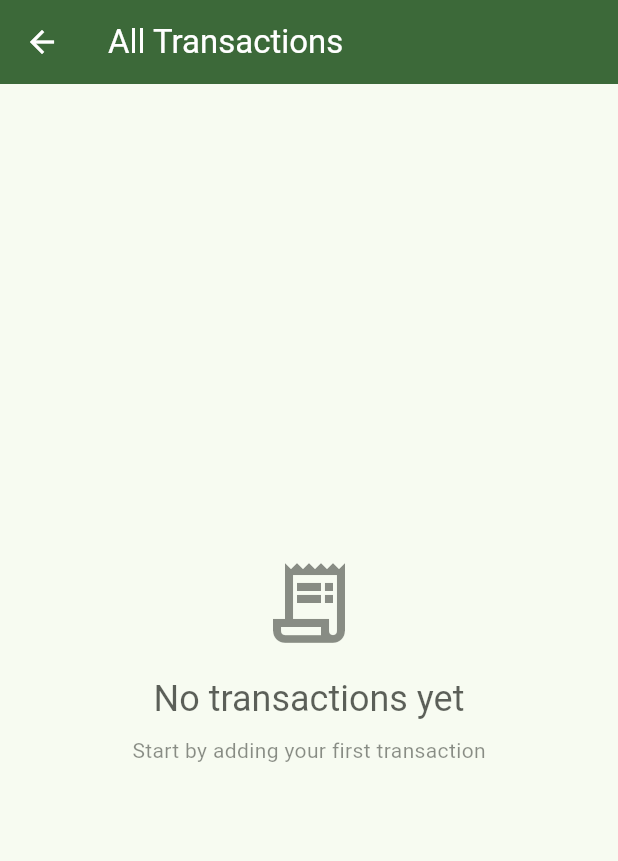
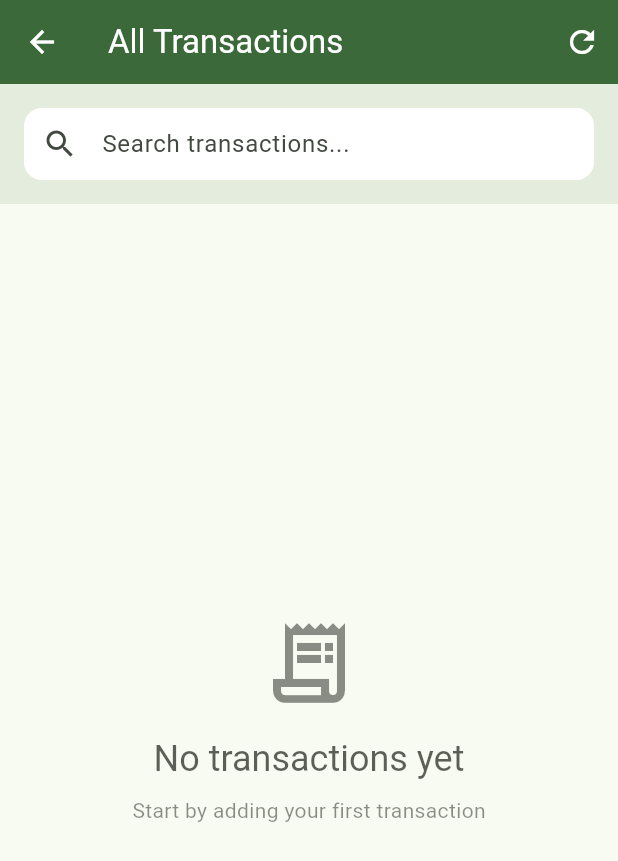
Before and after one commit to A-radman9/money_manager, a Flutter app: the TransactionsScreen screen opened directly, on a phone screen of 412 x 824 dp. Shown: the top 861 px of the screen. Run offline on Flutter 3.47's test engine with Material 3 defaults, Android fonts, the phone set to English and light mode, and no system bars; our stand-ins replace dartz, equatable, fl_chart, flutter_bloc, sqflite; accounts and stored records are empty.

Commit message:
feat: Add comprehensive search functionality to transactions screen
- Add search field at the top of transactions screen with modern design
- Implement real-time filtering as user types in search field
- Search across multiple transaction fields:
  * Transaction description (case-insensitive)
  * Transaction amount
  * Transaction notes
  * Transaction date (formatted)
- Add clear search button (X) when search query is active
- Implement smart empty states:
  * Show 'No transactions found' when search yields no results
  * Show 'No transactions yet' when no transactions exist
  * Include helpful messages and clear search button
- Add visual feedback with search and clear icons
- Maintain all existing functionality (edit/delete) while filtering
- Responsive design with proper spacing and colors
- Real-time updates - search results update instantly as user types

Search functionality features:
✅ Real-time search across all transaction data
✅ Case-insensitive search for better user experience
✅ Search by description, amount, notes, and date
✅ Clear search functionality with visual feedback
✅ Smart empty states with helpful messages
✅ Maintains edit/delete functionality on filtered results
✅ Modern UI design with proper spacing and colors
✅ Instant results - no need to press enter or search button

```diff
--- a/lib/presentation/views/transaction/transactions_screen.dart
+++ b/lib/presentation/views/transaction/transactions_screen.dart
@@ -15,10 +15,24 @@ class TransactionsScreen extends StatefulWidget {
 }
 
 class _TransactionsScreenState extends State<TransactionsScreen> {
+  final TextEditingController _searchController = TextEditingController();
+  String _searchQuery = '';
+
   @override
   void initState() {
     super.initState();
     context.read<TransactionCubit>().loadTransactions();
+    _searchController.addListener(() {
+      setState(() {
+        _searchQuery = _searchController.text.toLowerCase();
+      });
+    });
+  }
+
+  @override
+  void dispose() {
+    _searchController.dispose();
+    super.dispose();
   }
 
   @override
@@ -31,8 +45,50 @@ class _TransactionsScreenState extends State<TransactionsScreen> {
         backgroundColor: theme.primaryColor,
         foregroundColor: Colors.white,
         elevation: 0,
+        actions: [
+          IconButton(
+            icon: const Icon(Icons.refresh),
+            onPressed: () {
+              context.read<TransactionCubit>().loadTransactions();
+            },
           ),
-      body: BlocListener<TransactionCubit, TransactionState>(
+        ],
+      ),
+      body: Column(
+        children: [
+          // Search Field
+          Container(
+            padding: const EdgeInsets.all(16.0),
+            color: theme.primaryColor.withOpacity(0.1),
+            child: TextField(
+              controller: _searchController,
+              decoration: InputDecoration(
+                hintText: 'Search transactions...',
+                prefixIcon: const Icon(Icons.search),
+                suffixIcon: _searchQuery.isNotEmpty
+                  ? IconButton(
+                      icon: const Icon(Icons.clear),
+                      onPressed: () {
+                        _searchController.clear();
+                      },
+                    )
+                  : null,
+                border: OutlineInputBorder(
+                  borderRadius: BorderRadius.circular(12.0),
+                  borderSide: BorderSide.none,
+                ),
+                filled: true,
+                fillColor: Colors.white,
+                contentPadding: const EdgeInsets.symmetric(
+                  horizontal: 16.0,
+                  vertical: 12.0,
+                ),
+              ),
+            ),
+          ),
+          // Transactions List
+          Expanded(
+            child: BlocListener<TransactionCubit, TransactionState>(
               listener: (context, state) {
                 if (state is TransactionUpdated) {
                   ScaffoldMessenger.of(context).showSnackBar(
@@ -132,18 +188,7 @@ class _TransactionsScreenState extends State<TransactionsScreen> {
               onRefresh: () async {
                 context.read<TransactionCubit>().loadTransactions();
               },
-              child: ListView.builder(
-                padding: const EdgeInsets.all(16),
-                itemCount: state.transactions.length,
-                itemBuilder: (context, index) {
-                  final transaction = state.transactions[index];
-                  return _TransactionListItem(
-                    transaction: transaction,
-                    onTap: () => _navigateToEditTransaction(transaction),
-                    onDelete: () => _showDeleteDialog(transaction),
-                  );
-                },
-              ),
+              child: _buildFilteredTransactionsList(state.transactions),
             );
           }
 
@@ -151,6 +196,78 @@ class _TransactionsScreenState extends State<TransactionsScreen> {
                 },
               ),
             ),
+          ),
+        ],
+      ),
+    );
+  }
+
+  Widget _buildFilteredTransactionsList(List<Transaction> transactions) {
+    // Filter transactions based on search query
+    final filteredTransactions = transactions.where((transaction) {
+      if (_searchQuery.isEmpty) return true;
+
+      return transaction.description.toLowerCase().contains(_searchQuery) ||
+             transaction.amount.toString().contains(_searchQuery) ||
+             (transaction.notes?.toLowerCase().contains(_searchQuery) ?? false) ||
+             date_utils.DateUtils.formatDate(transaction.date).toLowerCase().contains(_searchQuery);
+    }).toList();
+
+    if (filteredTransactions.isEmpty) {
+      return Center(
+        child: Column(
+          mainAxisAlignment: MainAxisAlignment.center,
+          children: [
+            Icon(
+              _searchQuery.isNotEmpty ? Icons.search_off : Icons.receipt_long,
+              size: 64,
+              color: Theme.of(context).colorScheme.onSurface.withOpacity(0.5),
+            ),
+            const SizedBox(height: 16),
+            Text(
+              _searchQuery.isNotEmpty
+                ? 'No transactions found for "$_searchQuery"'
+                : 'No transactions yet',
+              style: Theme.of(context).textTheme.headlineSmall?.copyWith(
+                color: Theme.of(context).colorScheme.onSurface.withOpacity(0.7),
+              ),
+              textAlign: TextAlign.center,
+            ),
+            const SizedBox(height: 8),
+            Text(
+              _searchQuery.isNotEmpty
+                ? 'Try adjusting your search terms'
+                : 'Add your first transaction to get started',
+              style: Theme.of(context).textTheme.bodyMedium?.copyWith(
+                color: Theme.of(context).colorScheme.onSurface.withOpacity(0.5),
+              ),
+              textAlign: TextAlign.center,
+            ),
+            if (_searchQuery.isNotEmpty) ...[
+              const SizedBox(height: 16),
+              ElevatedButton(
+                onPressed: () {
+                  _searchController.clear();
+                },
+                child: const Text('Clear Search'),
+              ),
+            ],
+          ],
+        ),
+      );
+    }
+
+    return ListView.builder(
+      padding: const EdgeInsets.all(16),
+      itemCount: filteredTransactions.length,
+      itemBuilder: (context, index) {
+        final transaction = filteredTransactions[index];
+        return _TransactionListItem(
+          transaction: transaction,
+          onTap: () => _navigateToEditTransaction(transaction),
+          onDelete: () => _showDeleteDialog(transaction),
+        );
+      },
     );
   }
 
```
Lines whose indentation alone changed are shown as unchanged.
